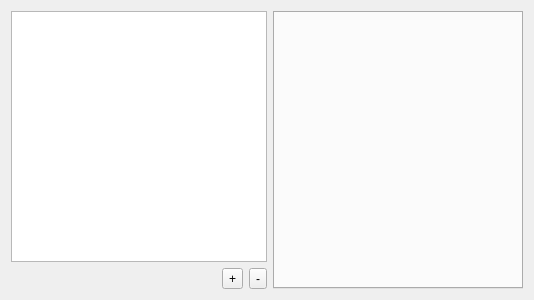
Above: source/filteroption.ui from seasea128/SpecTech before the change. Below: the same form after it.
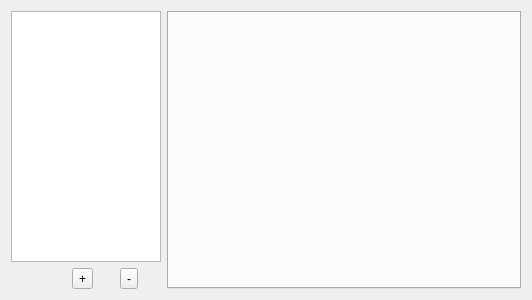
That is the form after the change.

Patch:
```diff
--- a/source/filteroption.ui
+++ b/source/filteroption.ui
@@ -19,20 +19,20 @@
      <item>
       <widget class="QListWidget" name="listWidget">
        <property name="sizePolicy">
-        <sizepolicy hsizetype="MinimumExpanding" vsizetype="Expanding">
+        <sizepolicy hsizetype="Fixed" vsizetype="Expanding">
          <horstretch>0</horstretch>
          <verstretch>0</verstretch>
         </sizepolicy>
        </property>
        <property name="minimumSize">
         <size>
-         <width>0</width>
+         <width>150</width>
          <height>0</height>
         </size>
        </property>
        <property name="maximumSize">
         <size>
-         <width>16777215</width>
+         <width>150</width>
          <height>16777215</height>
         </size>
        </property>
@@ -45,6 +45,9 @@
          <property name="orientation">
           <enum>Qt::Orientation::Horizontal</enum>
          </property>
+         <property name="sizeType">
+          <enum>QSizePolicy::Policy::Preferred</enum>
+         </property>
          <property name="sizeHint" stdset="0">
           <size>
            <width>40</width>
@@ -58,6 +61,12 @@
          <property name="text">
           <string>+</string>
          </property>
+         <property name="popupMode">
+          <enum>QToolButton::ToolButtonPopupMode::InstantPopup</enum>
+         </property>
+         <property name="toolButtonStyle">
+          <enum>Qt::ToolButtonStyle::ToolButtonTextOnly</enum>
+         </property>
         </widget>
        </item>
        <item>
```
Left out of the diff: 16 changed lines with no effect on the pictures.
